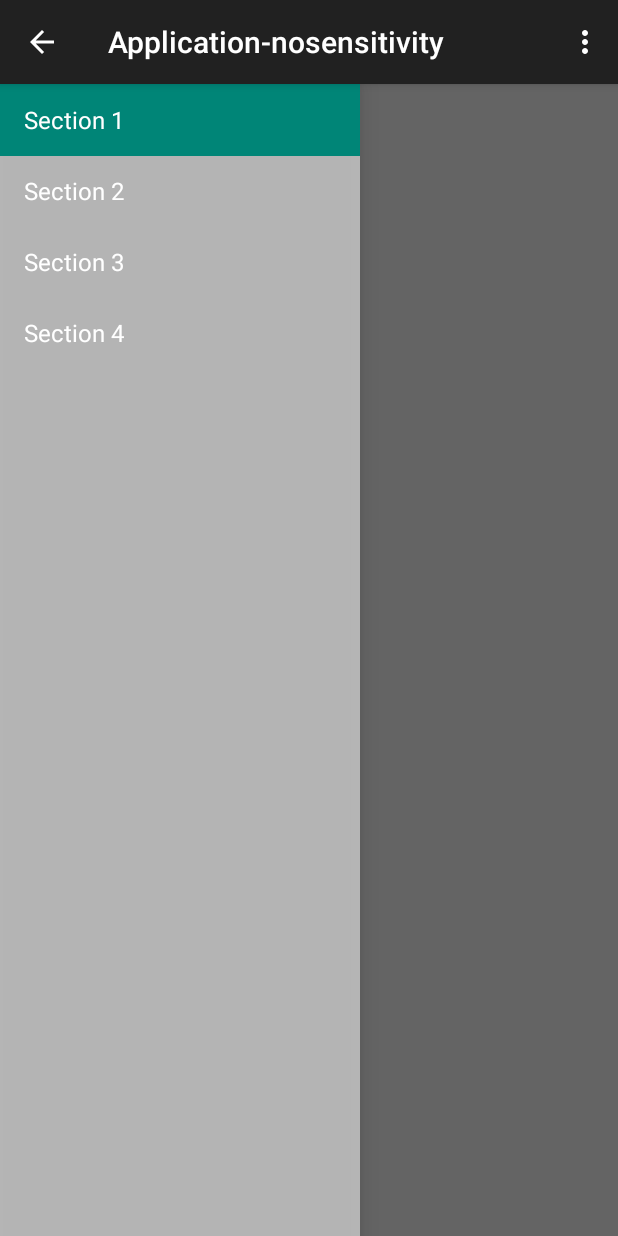
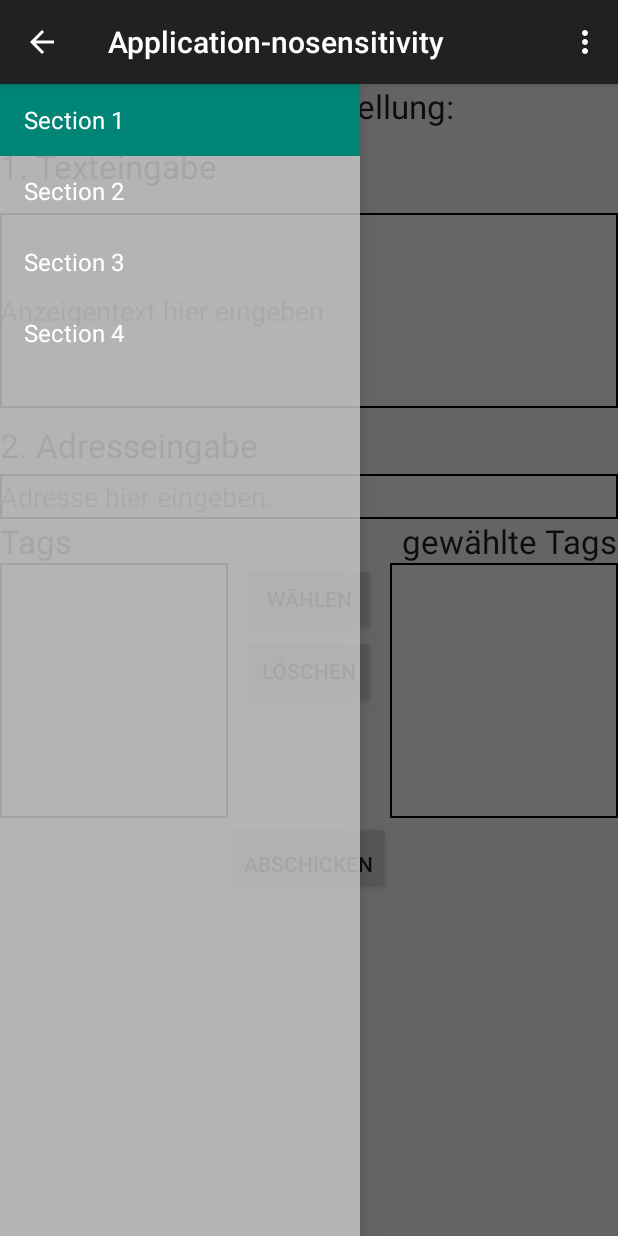
Before and after one commit to Goodf3lla/Application-nosensitivity, an Android app: the fragment SecondFragment placed in its activity, on a phone screen of 412 x 824 dp. Run offline under Robolectric (Android 15) with nearby library versions, the phone set to English and light mode, and no system bars; 4 statements that could not run were skipped.

Commit message:
different style changes

```diff
--- /dev/null
+++ b/app/src/main/res/drawable-xxhdpi/side_nav_bar.xml
@@ -0,0 +1,9 @@
+<shape xmlns:android="http://schemas.android.com/apk/res/android"
+    android:shape="rectangle">
+    <gradient
+        android:angle="135"
+        android:centerColor="#4CAF50"
+        android:endColor="#2E7D32"
+        android:startColor="#81C784"
+        android:type="linear" />
+</shape>
--- /dev/null
+++ b/app/src/main/res/drawable/outline_box_black.xml
@@ -0,0 +1,7 @@
+<shape xmlns:android="http://schemas.android.com/apk/res/android"
+    android:shape="rectangle">
+    <solid android:color="#ffffff" />
+    <stroke
+        android:width="1dip"
+        android:color="#000000" />
+</shape>
--- a/app/src/main/res/layout/activity_main.xml
+++ b/app/src/main/res/layout/activity_main.xml
@@ -1,7 +1,9 @@
 <!-- A DrawerLayout is intended to be used as the top-level content view using match_parent for both width and height to consume the full space available. -->
 <android.support.v4.widget.DrawerLayout xmlns:android="http://schemas.android.com/apk/res/android"
-    xmlns:tools="http://schemas.android.com/tools" android:id="@+id/drawer_layout"
-    android:layout_width="match_parent" android:layout_height="match_parent"
+    xmlns:tools="http://schemas.android.com/tools"
+    android:id="@+id/drawer_layout"
+    android:layout_width="match_parent"
+    android:layout_height="match_parent"
     tools:context=".MainActivity">
 
     <!-- As the main content view, the view below consumes the entire
@@ -17,9 +19,10 @@
     <!-- The drawer is given a fixed width in dp and extends the full height of
          the container. -->
     <fragment android:id="@+id/navigation_drawer"
-        android:layout_width="@dimen/navigation_drawer_width" android:layout_height="match_parent"
+        android:name="de.smartdev.application_nosensitivity.NavigationDrawerFragment"
+        android:layout_width="@dimen/navigation_drawer_width"
+        android:layout_height="match_parent"
         android:layout_gravity="start"
-        android:name="de.smartdev.application_nosensitivity.NavigationDrawerFragment"
         tools:layout="@layout/fragment_navigation_drawer" />
 
 </android.support.v4.widget.DrawerLayout>
--- a/app/src/main/res/layout/fragment_navigation_drawer.xml
+++ b/app/src/main/res/layout/fragment_navigation_drawer.xml
@@ -1,5 +1,8 @@
 <ListView xmlns:android="http://schemas.android.com/apk/res/android"
     xmlns:tools="http://schemas.android.com/tools" android:layout_width="match_parent"
-    android:layout_height="match_parent" android:choiceMode="singleChoice"
-    android:divider="@android:color/transparent" android:dividerHeight="0dp"
-    android:background="#cccc" tools:context=".NavigationDrawerFragment" />
+    android:layout_height="match_parent"
+    android:background="#cccc"
+    android:choiceMode="singleChoice"
+    android:divider="@android:color/transparent"
+    android:dividerHeight="0dp"
+    tools:context=".NavigationDrawerFragment" />
--- a/app/src/main/res/layout/fragment_second.xml
+++ b/app/src/main/res/layout/fragment_second.xml
@@ -1,13 +1,151 @@
-<FrameLayout xmlns:android="http://schemas.android.com/apk/res/android"
-    xmlns:tools="http://schemas.android.com/tools"
-    android:layout_width="match_parent"
-    android:layout_height="match_parent"
-    tools:context="de.smartdev.application_nosensitivity.SecondFragment">
+<ScrollView xmlns:android="http://schemas.android.com/apk/res/android"
+    android:layout_width="fill_parent"
+    android:layout_height="fill_parent"
+    android:orientation="vertical">
 
-    <!-- TODO: Update blank fragment layout -->
-    <TextView
-        android:layout_width="match_parent"
-        android:layout_height="match_parent"
-        android:text="@string/hello_blank_fragment_2" />
+    <RelativeLayout xmlns:android="http://schemas.android.com/apk/res/android"
+        android:layout_width="fill_parent"
+        android:layout_height="fill_parent"
+        android:orientation="vertical">
 
-</FrameLayout>
+
+        <EditText
+            android:id="@+id/editText"
+            android:layout_width="wrap_content"
+            android:layout_height="130dp"
+            android:layout_alignParentEnd="true"
+            android:layout_alignParentLeft="true"
+            android:layout_alignParentRight="true"
+            android:layout_alignParentStart="true"
+            android:layout_alignParentTop="true"
+            android:layout_marginTop="86dp"
+            android:background="@drawable/outline_box_black"
+            android:hint="Anzeigentext hier eingeben." />
+
+        <TextView
+            android:id="@+id/textView4"
+            android:layout_width="wrap_content"
+            android:layout_height="wrap_content"
+            android:layout_alignParentLeft="true"
+            android:layout_alignParentStart="true"
+            android:layout_alignParentTop="true"
+            android:layout_marginTop="40dp"
+            android:text="1. Texteingabe"
+            android:textAppearance="?android:attr/textAppearanceLarge" />
+
+        <TextView
+            android:id="@+id/textView5"
+            android:layout_width="wrap_content"
+            android:layout_height="wrap_content"
+            android:layout_alignParentLeft="true"
+            android:layout_alignParentStart="true"
+            android:layout_below="@+id/editText"
+            android:layout_marginTop="10dp"
+            android:text="2. Adresseingabe"
+            android:textAppearance="?android:attr/textAppearanceLarge" />
+
+        <EditText
+            android:id="@+id/editText2"
+            android:layout_width="wrap_content"
+            android:layout_height="30dp"
+            android:layout_alignParentEnd="true"
+            android:layout_alignParentLeft="true"
+            android:layout_alignParentRight="true"
+            android:layout_alignParentStart="true"
+            android:layout_alignParentTop="true"
+            android:layout_marginTop="260dp"
+            android:background="@drawable/outline_box_black"
+            android:hint="Adresse hier eingeben." />
+
+        <RelativeLayout
+
+            android:id="@+id/tag_sektion"
+            android:layout_width="fill_parent"
+            android:layout_height="fill_parent"
+            android:layout_alignParentLeft="true"
+            android:layout_alignParentStart="true"
+            android:layout_below="@+id/editText2"
+            android:layout_marginBottom="50dp">
+
+            <TextView
+
+                android:id="@+id/tag_überschrift"
+                android:layout_width="wrap_content"
+                android:layout_height="wrap_content"
+                android:layout_alignParentLeft="true"
+                android:layout_alignParentStart="true"
+                android:layout_alignParentTop="true"
+                android:text="Tags"
+                android:textAppearance="?android:attr/textAppearanceLarge" />
+
+            <TextView
+                android:id="@+id/gewählte_tags"
+                android:layout_width="wrap_content"
+                android:layout_height="wrap_content"
+                android:layout_alignParentEnd="true"
+                android:layout_alignParentRight="true"
+                android:layout_alignParentTop="true"
+                android:text="gewählte Tags"
+                android:textAppearance="?android:attr/textAppearanceLarge" />
+
+            <Button
+                android:id="@+id/wählen"
+                android:layout_width="wrap_content"
+                android:layout_height="wrap_content"
+                android:layout_alignLeft="@+id/löschen"
+                android:layout_alignStart="@+id/löschen"
+                android:layout_below="@+id/gewählte_tags"
+                android:text="wählen" />
+
+            <Button
+                android:id="@+id/löschen"
+                android:layout_width="wrap_content"
+                android:layout_height="wrap_content"
+                android:layout_below="@+id/wählen"
+                android:layout_centerHorizontal="true"
+                android:text="löschen" />
+
+            <ListView
+                android:id="@+id/alle_tags_Liste"
+                android:layout_width="wrap_content"
+                android:layout_height="170dp"
+                android:layout_alignParentLeft="true"
+                android:layout_alignParentStart="true"
+                android:layout_alignTop="@+id/wählen"
+                android:layout_marginRight="10dp"
+                android:layout_toLeftOf="@+id/wählen"
+                android:background="@drawable/outline_box_black" />
+
+            <ListView
+                android:id="@+id/ausgewaehlte_tag_liste"
+                android:layout_width="wrap_content"
+                android:layout_height="170dp"
+                android:layout_below="@+id/gewählte_tags"
+                android:layout_marginLeft="10dp"
+                android:layout_toEndOf="@+id/wählen"
+                android:layout_toRightOf="@+id/wählen"
+                android:background="@drawable/outline_box_black" />
+
+        </RelativeLayout>
+
+        <Button
+            android:id="@+id/Anzeige_abschicken"
+            android:layout_width="wrap_content"
+            android:layout_height="wrap_content"
+            android:layout_alignParentBottom="true"
+            android:layout_centerHorizontal="true"
+            android:gravity="bottom"
+            android:text="abschicken" />
+
+        <TextView
+            android:id="@+id/textView3"
+            android:layout_width="wrap_content"
+            android:layout_height="wrap_content"
+            android:layout_alignParentTop="true"
+            android:layout_centerHorizontal="true"
+            android:text="Anzeigenerstellung:"
+            android:textAppearance="?android:attr/textAppearanceLarge" />
+
+
+    </RelativeLayout>
+</ScrollView>
--- a/app/src/main/res/layout/fragment_third.xml
+++ b/app/src/main/res/layout/fragment_third.xml
@@ -1,13 +1,16 @@
-<FrameLayout xmlns:android="http://schemas.android.com/apk/res/android"
+<RelativeLayout xmlns:android="http://schemas.android.com/apk/res/android"
     xmlns:tools="http://schemas.android.com/tools"
     android:layout_width="match_parent"
     android:layout_height="match_parent"
     tools:context="de.smartdev.application_nosensitivity.ThirdFragment">
 
-    <!-- TODO: Update blank fragment layout -->
     <TextView
-        android:layout_width="match_parent"
-        android:layout_height="match_parent"
-        android:text="@string/hello_blank_fragment_3" />
+        android:id="@+id/textView2"
+        android:layout_width="wrap_content"
+        android:layout_height="wrap_content"
+        android:layout_alignParentTop="true"
+        android:layout_centerHorizontal="true"
+        android:text="Profil"
+        android:textAppearance="?android:attr/textAppearanceMedium" />
 
-</FrameLayout>
+</RelativeLayout>
--- /dev/null
+++ b/app/src/main/res/layout/nav_header_main.xml
@@ -0,0 +1,34 @@
+<?xml version="1.0" encoding="utf-8"?>
+<LinearLayout xmlns:android="http://schemas.android.com/apk/res/android"
+    android:layout_width="match_parent"
+    android:layout_height="@dimen/nav_header_height"
+    android:background="@drawable/side_nav_bar"
+    android:gravity="bottom"
+    android:orientation="vertical"
+    android:paddingBottom="@dimen/activity_vertical_margin"
+    android:paddingLeft="@dimen/activity_horizontal_margin"
+    android:paddingRight="@dimen/activity_horizontal_margin"
+    android:paddingTop="@dimen/activity_vertical_margin"
+    android:theme="@style/ThemeOverlay.AppCompat.Dark">
+
+    <ImageView
+        android:id="@+id/imageView"
+        android:layout_width="wrap_content"
+        android:layout_height="wrap_content"
+        android:paddingTop="@dimen/nav_header_vertical_spacing"
+        android:src="@android:drawable/sym_def_app_icon" />
+
+    <TextView
+        android:layout_width="match_parent"
+        android:layout_height="wrap_content"
+        android:paddingTop="@dimen/nav_header_vertical_spacing"
+        android:text="Android Studio"
+        android:textAppearance="@style/TextAppearance.AppCompat.Body1" />
+
+    <TextView
+        android:id="@+id/textView"
+        android:layout_width="wrap_content"
+        android:layout_height="wrap_content"
+        android:text="android.studio@android.com" />
+
+</LinearLayout>
--- a/app/src/main/res/values/dimens.xml
+++ b/app/src/main/res/values/dimens.xml
@@ -2,6 +2,9 @@
     <!-- Default screen margins, per the Android Design guidelines. -->
     <dimen name="activity_horizontal_margin">16dp</dimen>
     <dimen name="activity_vertical_margin">16dp</dimen>
+    <dimen name="nav_header_vertical_spacing">16dp</dimen>
+    <dimen name="nav_header_height">160dp</dimen>
+
 
     <!-- Per the design guidelines, navigation drawers should be between 240dp and 320dp:
          https://developer.android.com/design/patterns/navigation-drawer.html -->
```
Also changed, not shown: 2 other files.
